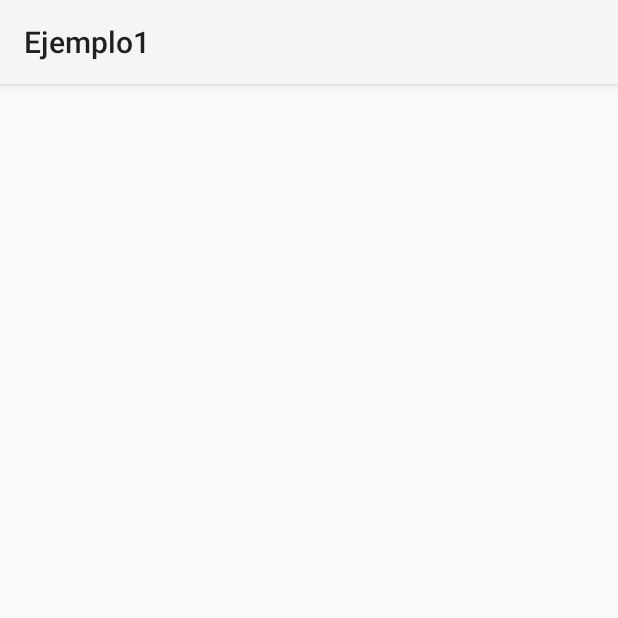
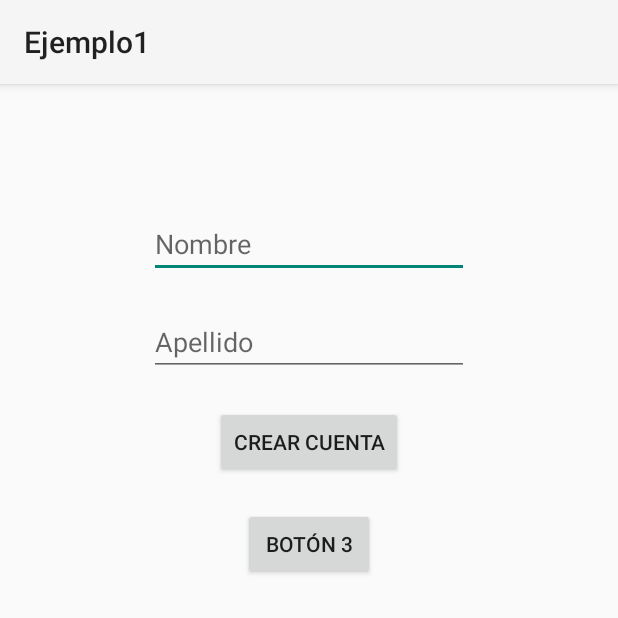
Before and after one commit to Daniel33god/ProEcoEnlaceApp, an Android app: the crearCuenta screen opened directly, with no data from a screen before it, on a phone screen of 412 x 824 dp, the top half of it. Run offline under Robolectric (Android 15) with nearby library versions, the phone set to English and light mode, and no system bars.

Commit message:
Prueba de modificacion 4

```diff
--- a/app/build.gradle.kts
+++ b/app/build.gradle.kts
@@ -42,6 +42,7 @@ dependencies {
     implementation(libs.material)
     implementation(libs.androidx.activity)
     implementation(libs.androidx.constraintlayout)
+    implementation(libs.play.services.maps)
     testImplementation(libs.junit)
     androidTestImplementation(libs.androidx.junit)
     androidTestImplementation(libs.androidx.espresso.core)
--- a/app/src/main/java/com/example/ejemplo1/crearCuenta.kt
+++ b/app/src/main/java/com/example/ejemplo1/crearCuenta.kt
@@ -1,6 +1,8 @@
 package com.example.ejemplo1
 
+import android.content.Intent
 import android.os.Bundle
+import android.widget.Button
 import androidx.activity.enableEdgeToEdge
 import androidx.appcompat.app.AppCompatActivity
 import androidx.core.view.ViewCompat
@@ -16,5 +18,11 @@ class crearCuenta : AppCompatActivity() {
             v.setPadding(systemBars.left, systemBars.top, systemBars.right, systemBars.bottom)
             insets
         }
+        // Configurar el botón "Ingresar" para cambiar de pantalla
+        val ingresarButton = findViewById<Button>(R.id.button)
+        ingresarButton.setOnClickListener {
+            val intent = Intent(this, MainActivity::class.java)
+            startActivity(intent) // Navegar a la nueva pantalla
+        }
     }
 }
--- a/app/src/main/res/layout/activity_crear_cuenta.xml
+++ b/app/src/main/res/layout/activity_crear_cuenta.xml
@@ -7,4 +7,60 @@
     android:layout_height="match_parent"
     tools:context=".crearCuenta">
 
+    <ScrollView
+        android:layout_width="match_parent"
+        android:layout_height="match_parent">
+
+        <!-- Contenedor que incluye todos los botones -->
+        <LinearLayout
+            android:layout_width="match_parent"
+            android:layout_height="wrap_content"
+            android:orientation="vertical"
+            android:padding="16dp"
+            android:gravity="center_horizontal">
+
+            <!-- Aquí agregas los botones que necesites -->
+
+            <EditText
+                android:id="@+id/editTextText2"
+                android:layout_width="wrap_content"
+                android:layout_height="match_parent"
+                android:layout_marginTop="68dp"
+                android:ems="10"
+                android:inputType="text"
+                android:hint="Nombre"
+                app:layout_constraintEnd_toEndOf="parent"
+                app:layout_constraintStart_toStartOf="parent"
+                app:layout_constraintTop_toTopOf="parent"
+                />
+
+            <EditText
+                android:id="@+id/editTextText3"
+                android:layout_width="wrap_content"
+                android:layout_height="match_parent"
+                android:layout_marginTop="20dp"
+                android:ems="10"
+                android:inputType="text"
+                android:hint="Apellido"
+                app:layout_constraintEnd_toEndOf="parent"
+                app:layout_constraintStart_toStartOf="parent"
+                app:layout_constraintTop_toTopOf="parent"
+                />
+
+            <Button
+                android:id="@+id/button"
+                android:layout_width="wrap_content"
+                android:layout_height="wrap_content"
+                android:text="Crear Cuenta"
+                android:layout_marginTop="20dp"/>
+
+            <Button
+                android:layout_width="wrap_content"
+                android:layout_height="wrap_content"
+                android:text="Botón 3"
+                android:layout_marginTop="20dp"/>
+
+        </LinearLayout>
+    </ScrollView>
+
 </androidx.constraintlayout.widget.ConstraintLayout>
--- a/gradle/libs.versions.toml
+++ b/gradle/libs.versions.toml
@@ -9,6 +9,7 @@ appcompat = "1.6.1"
 material = "1.10.0"
 activity = "1.8.0"
 constraintlayout = "2.1.4"
+playServicesMaps = "19.0.0"
 
 [libraries]
 androidx-core-ktx = { group = "androidx.core", name = "core-ktx", version.ref = "coreKtx" }
@@ -19,6 +20,7 @@ androidx-appcompat = { group = "androidx.appcompat", name = "appcompat", version
 material = { group = "com.google.android.material", name = "material", version.ref = "material" }
 androidx-activity = { group = "androidx.activity", name = "activity", version.ref = "activity" }
 androidx-constraintlayout = { group = "androidx.constraintlayout", name = "constraintlayout", version.ref = "constraintlayout" }
+play-services-maps = { group = "com.google.android.gms", name = "play-services-maps", version.ref = "playServicesMaps" }
 
 [plugins]
 android-application = { id = "com.android.application", version.ref = "agp" }
```
Also changed, not shown: app/src/main/java/com/example/ejemplo1/MainActivity.kt (+12 -3 lines), app/src/main/res/layout/activity_welcome.xml (+18 -3 lines).
